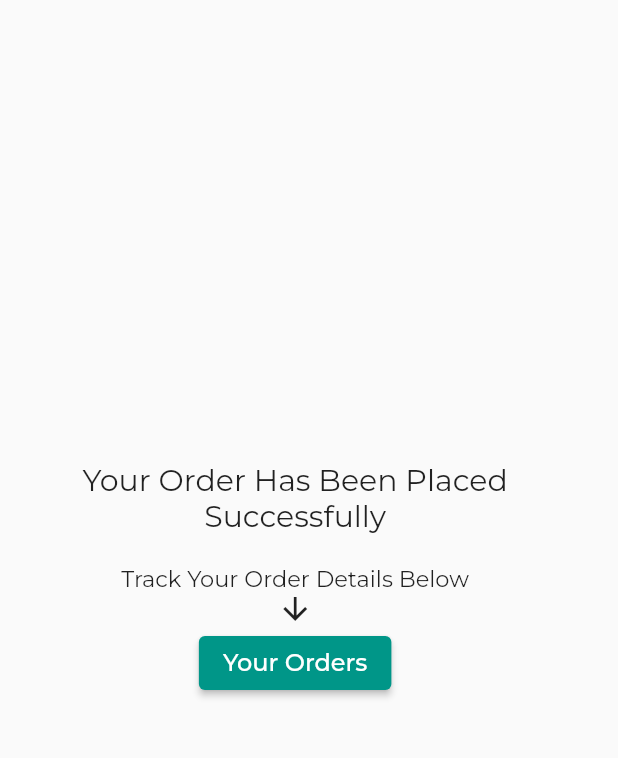
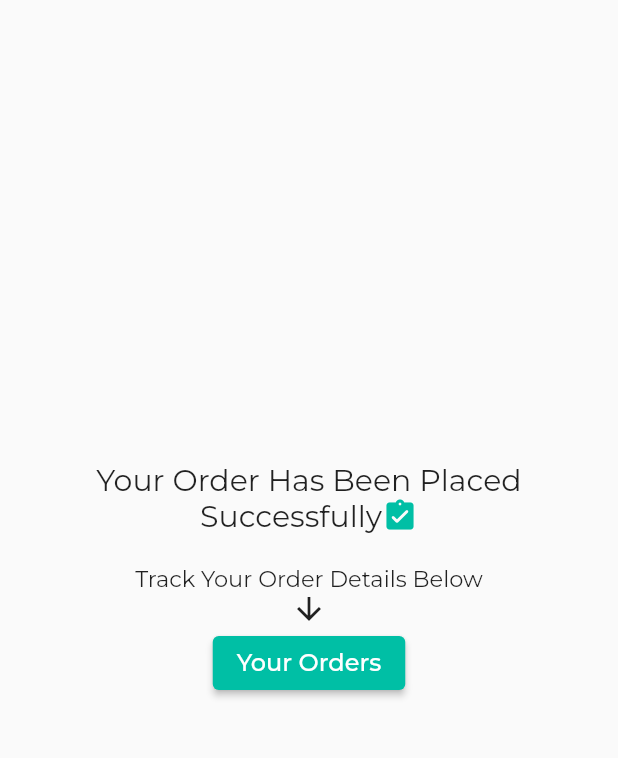
Before and after one commit to prasad1909/MedEasey, a Flutter app: the SuccessScreen screen opened by its route, on a phone screen of 412 x 824 dp, the part 75-833 px from its top. Run offline on Flutter 3.47's test engine with Material 2 defaults, Android fonts, the phone set to English and light mode, and no system bars; our stand-ins replace camera, cloud_firestore, file_picker, firebase_auth, firebase_core, fluttertoast and 8 more; missing offline and left inert: google_ml_kit, pdf_text, razorpay_flutter; accounts and stored records are empty.

Commit message:
:sparkles: sucess screen final

```diff
--- a/lib/screens/success_screen.dart
+++ b/lib/screens/success_screen.dart
@@ -17,8 +17,14 @@ class SuccessScreen extends StatelessWidget {
           crossAxisAlignment: CrossAxisAlignment.center,
           children: [
             const Text('Your Order Has Been Placed',style: TextStyle(fontSize: 20), ),
-            const Text('Successfully',style: TextStyle(fontSize: 20),),
-            SizedBox(
+            Row(
+              mainAxisAlignment: MainAxisAlignment.center,
+              crossAxisAlignment: CrossAxisAlignment.center,
+              children: [
+                const Text('Successfully',style: TextStyle(fontSize: 20),),
+                Icon(Icons.assignment_turned_in_rounded, color: Colors.tealAccent.shade700,),
+              ],
+            ), SizedBox(
               width: 20,
               height: 20,
             ),
@@ -26,7 +32,7 @@ class SuccessScreen extends StatelessWidget {
             Icon(Icons.arrow_downward_outlined),
             ElevatedButton(
               style: ButtonStyle(
-                backgroundColor: MaterialStateProperty.all(Colors.teal)
+                backgroundColor: MaterialStateProperty.all(Colors.tealAccent.shade700)
               ),
                 onPressed: () {
                   Navigator.pushNamed(context, '/orders');
```
